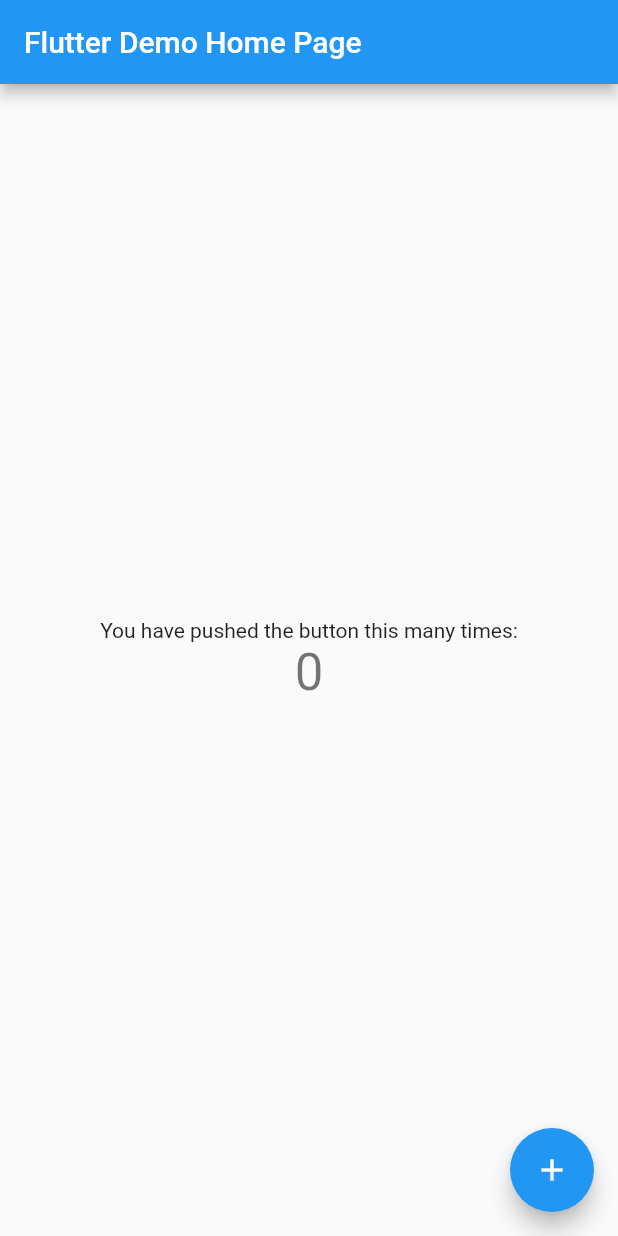
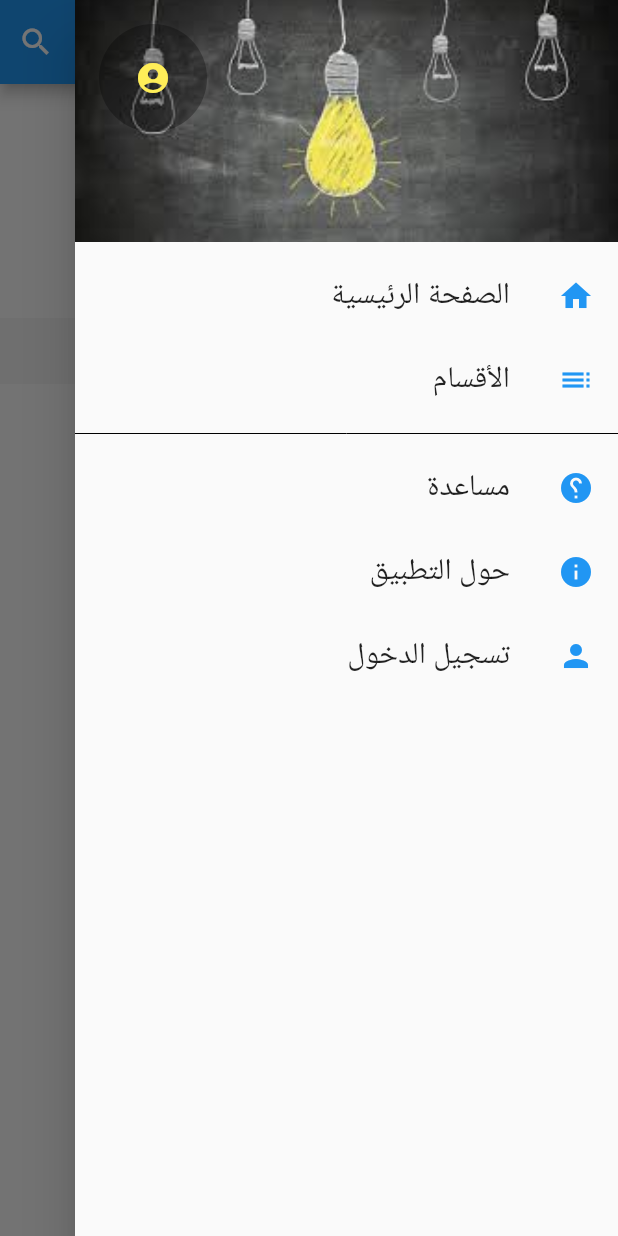
Before and after one commit to saidamer99/Idea_Store, a Flutter app: the screen it shows after launch, with the side drawer open (before the commit the screen has no drawer), on a phone screen of 412 x 824 dp. Run offline on Flutter 3.47's test engine with Material 2 defaults, Android fonts, the phone set to English and light mode, and no system bars; drawn by our look-alikes of carousel_pro.

Commit message:
first commit

```diff
--- /dev/null
+++ b/lib/component/drawer.dart
@@ -0,0 +1,95 @@
+import 'package:flutter/material.dart';
+
+class MyDrawer extends StatelessWidget {
+  @override
+  Widget build(BuildContext context) {
+    return Container(
+      width: MediaQuery.of(context).size.width - 50,
+      child: Drawer(
+        child: ListView(
+          children: <Widget>[
+            Directionality(
+                textDirection: TextDirection.ltr,
+                child: UserAccountsDrawerHeader(
+                  accountName: null,
+                  accountEmail: null,
+                  currentAccountPicture: CircleAvatar(
+                      foregroundColor: Colors.black,
+                      child: Center(
+                        child: Icon(
+                          Icons.account_circle,
+                          color: Colors.yellow[400],
+                        ),
+                      ),
+                      backgroundColor: Colors.black12.withOpacity(0.3)),
+                  decoration: BoxDecoration(
+                      image: DecorationImage(
+                          image: AssetImage("images/said.jpg"),
+                          fit: BoxFit.cover)),
+                )),
+            ListTile(
+              onTap: () {},
+              leading: Icon(
+                Icons.home,
+                color: Colors.blue,
+              ),
+              title: Text(
+                "الصفحة الرئيسية",
+                style: TextStyle(fontSize: 20),
+              ),
+            ),
+            ListTile(
+              onTap: () {},
+              leading: Icon(
+                Icons.list,
+                color: Colors.blue,
+              ),
+              title: Text(
+                "الأقسام",
+                style: TextStyle(fontSize: 20),
+              ),
+            ),
+            Container(
+              child: Divider(
+                color: Colors.black,
+              ),
+            ),
+            ListTile(
+              onTap: () {},
+              leading: Icon(
+                Icons.help,
+                color: Colors.blue,
+              ),
+              title: Text(
+                "مساعدة",
+                style: TextStyle(fontSize: 20),
+              ),
+            ),
+            ListTile(
+              onTap: () {},
+              leading: Icon(
+                Icons.info,
+                color: Colors.blue,
+              ),
+              title: Text(
+                "حول التطبيق",
+                style: TextStyle(fontSize: 20),
+              ),
+            ),
+            ListTile(
+              onTap: () {},
+              leading: Icon(
+                Icons.person,
+                color: Colors.blue,
+              ),
+              title: Text(
+                "تسجيل الدخول",
+                style: TextStyle(fontSize: 20),
+              ),
+            ),
+          ],
+        ),
+      ),
+    );
+  }
+}
--- /dev/null
+++ b/lib/home.dart
@@ -0,0 +1,58 @@
+import 'package:app_idea/component/drawer.dart';
+import 'package:flutter/material.dart';
+import 'package:carousel_pro/carousel_pro.dart';
+
+class Home extends StatefulWidget {
+  @override
+  _HomeState createState() => _HomeState();
+}
+
+class _HomeState extends State<Home> {
+  @override
+  Widget build(BuildContext context) {
+    return Directionality(
+      textDirection: TextDirection.rtl,
+      child: Scaffold(
+          appBar: AppBar(
+            title: Text(
+              "Idea",
+              style: TextStyle(fontWeight: FontWeight.bold),
+            ),
+            centerTitle: true,
+            actions: <Widget>[
+              IconButton(icon: Icon(Icons.search), onPressed: () {})
+            ],
+          ),
+          drawer: MyDrawer(),
+          body: ListView(
+            children: <Widget>[
+              Container(
+                height: 200,
+                width: MediaQuery.of(context).size.width,
+                child: Carousel(
+                  autoplay: true,
+                  images: [
+                    Image.asset(
+                      "images/1.jpg",
+                      fit: BoxFit.contain,
+                    ),
+                    Image.asset(
+                      "images/2.jpg",
+                      fit: BoxFit.contain,
+                    ),
+                    Image.asset(
+                      "images/3.jpg",
+                      fit: BoxFit.contain,
+                    )
+                  ],
+                  dotSize: 7,
+                  dotIncreasedColor: Colors.blue,
+                  indicatorBgPadding: 15,
+                  dotBgColor: Colors.grey.withOpacity(0.1),
+                ),
+              )
+            ],
+          )),
+    );
+  }
+}
--- a/lib/main.dart
+++ b/lib/main.dart
@@ -1,117 +1,16 @@
-import 'package:flutter/material.dart';
+import 'package:app_idea/home.dart';
+import "package:flutter/material.dart";
 
-void main() {
-  runApp(MyApp());
-}
+void main() => runApp(MyApp());
 
 class MyApp extends StatelessWidget {
-  // This widget is the root of your application.
   @override
   Widget build(BuildContext context) {
+    // TODO: implement build
     return MaterialApp(
-      title: 'Flutter Demo',
-      theme: ThemeData(
-        // This is the theme of your application.
-        //
-        // Try running your application with "flutter run". You'll see the
-        // application has a blue toolbar. Then, without quitting the app, try
-        // changing the primarySwatch below to Colors.green and then invoke
-        // "hot reload" (press "r" in the console where you ran "flutter run",
-        // or simply save your changes to "hot reload" in a Flutter IDE).
-        // Notice that the counter didn't reset back to zero; the application
-        // is not restarted.
-        primarySwatch: Colors.blue,
-        // This makes the visual density adapt to the platform that you run
-        // the app on. For desktop platforms, the controls will be smaller and
-        // closer together (more dense) than on mobile platforms.
-        visualDensity: VisualDensity.adaptivePlatformDensity,
-      ),
-      home: MyHomePage(title: 'Flutter Demo Home Page'),
+      debugShowCheckedModeBanner: false,
+      title: "Idea",
+      home: Home(),
     );
   }
 }
-
-class MyHomePage extends StatefulWidget {
-  MyHomePage({Key key, this.title}) : super(key: key);
-
-  // This widget is the home page of your application. It is stateful, meaning
-  // that it has a State object (defined below) that contains fields that affect
-  // how it looks.
-
-  // This class is the configuration for the state. It holds the values (in this
-  // case the title) provided by the parent (in this case the App widget) and
-  // used by the build method of the State. Fields in a Widget subclass are
-  // always marked "final".
-
-  final String title;
-
-  @override
-  _MyHomePageState createState() => _MyHomePageState();
-}
-
-class _MyHomePageState extends State<MyHomePage> {
-  int _counter = 0;
-
-  void _incrementCounter() {
-    setState(() {
-      // This call to setState tells the Flutter framework that something has
-      // changed in this State, which causes it to rerun the build method below
-      // so that the display can reflect the updated values. If we changed
-      // _counter without calling setState(), then the build method would not be
-      // called again, and so nothing would appear to happen.
-      _counter++;
-    });
-  }
-
-  @override
-  Widget build(BuildContext context) {
-    // This method is rerun every time setState is called, for instance as done
-    // by the _incrementCounter method above.
-    //
-    // The Flutter framework has been optimized to make rerunning build methods
-    // fast, so that you can just rebuild anything that needs updating rather
-    // than having to individually change instances of widgets.
-    return Scaffold(
-      appBar: AppBar(
-        // Here we take the value from the MyHomePage object that was created by
-        // the App.build method, and use it to set our appbar title.
-        title: Text(widget.title),
-      ),
-      body: Center(
-        // Center is a layout widget. It takes a single child and positions it
-        // in the middle of the parent.
-        child: Column(
-          // Column is also a layout widget. It takes a list of children and
-          // arranges them vertically. By default, it sizes itself to fit its
-          // children horizontally, and tries to be as tall as its parent.
-          //
-          // Invoke "debug painting" (press "p" in the console, choose the
-          // "Toggle Debug Paint" action from the Flutter Inspector in Android
-          // Studio, or the "Toggle Debug Paint" command in Visual Studio Code)
-          // to see the wireframe for each widget.
-          //
-          // Column has various properties to control how it sizes itself and
-          // how it positions its children. Here we use mainAxisAlignment to
-          // center the children vertically; the main axis here is the vertical
-          // axis because Columns are vertical (the cross axis would be
-          // horizontal).
-          mainAxisAlignment: MainAxisAlignment.center,
-          children: <Widget>[
-            Text(
-              'You have pushed the button this many times:',
-            ),
-            Text(
-              '$_counter',
-              style: Theme.of(context).textTheme.headline4,
-            ),
-          ],
-        ),
-      ),
-      floatingActionButton: FloatingActionButton(
-        onPressed: _incrementCounter,
-        tooltip: 'Increment',
-        child: Icon(Icons.add),
-      ), // This trailing comma makes auto-formatting nicer for build methods.
-    );
-  }
-}
```
Also changed, not shown: pubspec.yaml (+10 -3 lines), images/1.jpg (added), images/2.jpg (added), images/3.jpg (added), images/said.jpg (added), images/said1.jpg (added), pubspec.lock.
